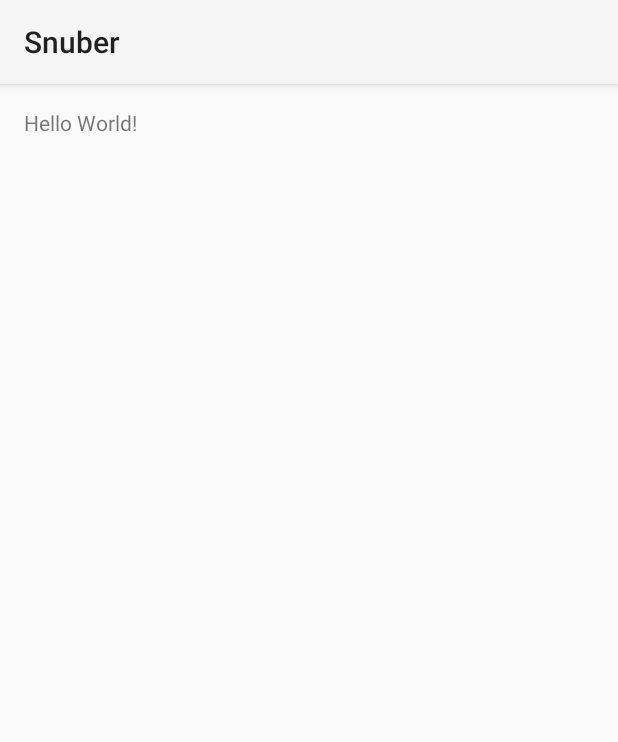
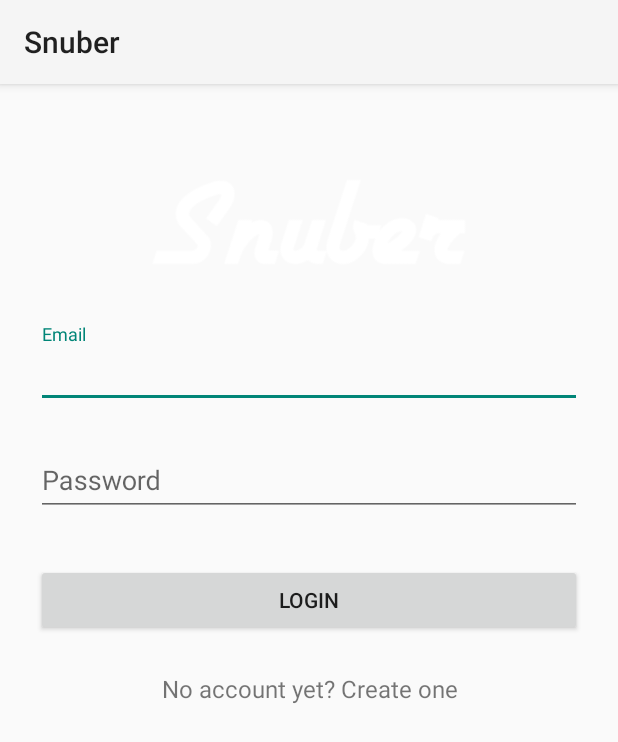
Before and after one commit to tillathahun/Snuber, an Android app: the screen it shows after launch (MainActivity before the commit, LoginActivity after it), after a tap on "SKIP", on a phone screen of 412 x 824 dp. Shown: the top 742 px of the screen. Run offline under Robolectric (Android 15) with nearby library versions, the phone set to English and light mode, and no system bars.

Commit message:
Changes to file structure, and added a new login screen

```diff
--- a/app/src/main/AndroidManifest.xml
+++ b/app/src/main/AndroidManifest.xml
@@ -9,7 +9,7 @@
         android:supportsRtl="true"
         android:theme="@style/AppTheme">
         <activity
-            android:name=".SplashActivity"
+            android:name=".activity.SplashActivity"
             android:theme="@style/SplashTheme">
             <intent-filter>
                 <action android:name="android.intent.action.MAIN" />
@@ -17,9 +17,9 @@
                 <category android:name="android.intent.category.LAUNCHER" />
             </intent-filter>
         </activity>
-        <activity android:name=".MainActivity" />
+        <activity android:name=".activity.LoginActivity" />
         <activity
-            android:name=".PagerActivity"
+            android:name=".activity.PagerActivity"
             android:label="@string/title_activity_pager"
             android:theme="@style/AppTheme.NoActionBar"></activity>
     </application>
--- a/app/src/main/java/com/mylesspencertyler/snuber/MainActivity.java
+++ /dev/null
@@ -1,45 +0,0 @@
-package com.mylesspencertyler.snuber;
-
-import android.content.Intent;
-import android.support.v7.app.AppCompatActivity;
-import android.os.Bundle;
-import android.support.v7.widget.RecyclerView;
-import android.support.v7.widget.Toolbar;
-
-import com.mylesspencertyler.snuber.utils.Utils;
-
-public class MainActivity extends AppCompatActivity {
-
-    private static final String TAG = MainActivity.class.getSimpleName();
-
-    Toolbar toolbar;
-    Intent intent;
-
-    String[] colors = {"#96CC7A", "#EA705D", "#66BBCC"};
-
-    public static final String PREF_USER_FIRST_TIME = "user_first_time";
-    boolean isUserFirstTime;
-
-    @Override
-    protected void onStart() {
-        super.onStart();
-
-
-    }
-
-    @Override
-    protected void onCreate(Bundle savedInstanceState) {
-        super.onCreate(savedInstanceState);
-
-        isUserFirstTime = Boolean.valueOf(Utils.readSharedSetting(MainActivity.this, PREF_USER_FIRST_TIME, "true"));
-
-        Intent introIntent = new Intent(MainActivity.this, PagerActivity.class);
-        introIntent.putExtra(PREF_USER_FIRST_TIME, isUserFirstTime);
-
-        if (isUserFirstTime)
-            startActivity(introIntent);
-
-
-        setContentView(R.layout.activity_main);
-    }
-}
--- /dev/null
+++ b/app/src/main/java/com/mylesspencertyler/snuber/activity/LoginActivity.java
@@ -0,0 +1,53 @@
+package com.mylesspencertyler.snuber.activity;
+
+import android.content.Intent;
+import android.support.v7.app.AppCompatActivity;
+import android.os.Bundle;
+
+import com.mylesspencertyler.snuber.R;
+import com.mylesspencertyler.snuber.utils.Utils;
+
+public class LoginActivity extends AppCompatActivity {
+
+    public static final String PREF_USER_FIRST_TIME = "user_first_time";
+    boolean isUserFirstTime;
+
+
+    private static final String TAG = "LoginActivity";
+    private static final int REQUEST_SIGNUP = 0;
+
+    @Override
+    protected void onStart() {
+        super.onStart();
+
+
+    }
+
+    @Override
+    protected void onCreate(Bundle savedInstanceState) {
+        super.onCreate(savedInstanceState);
+
+        /*
+         * Determine if the app has been opened before. If it hasn't, open the PagerActivity
+         */
+        isUserFirstTime = Boolean.valueOf(Utils.readSharedSetting(LoginActivity.this, PREF_USER_FIRST_TIME, "true"));
+
+        if (isUserFirstTime) {
+            Intent introIntent = new Intent(LoginActivity.this, PagerActivity.class);
+            introIntent.putExtra(PREF_USER_FIRST_TIME, isUserFirstTime);
+            startActivity(introIntent);
+        }
+
+        setContentView(R.layout.activity_login);
+    }
+
+    @Override
+    public void onBackPressed() {
+        super.onBackPressed();
+
+        /*
+         * If back pressed, close the app, don't go back to the PagerActivity
+         */
+        finish();
+    }
+}
--- a/app/src/main/java/com/mylesspencertyler/snuber/PagerActivity.java
+++ b/app/src/main/java/com/mylesspencertyler/snuber/activity/PagerActivity.java
@@ -1,22 +1,18 @@
-package com.mylesspencertyler.snuber;
+package com.mylesspencertyler.snuber.activity;
 
 import android.animation.ArgbEvaluator;
 import android.content.res.Resources;
 import android.graphics.Color;
 import android.os.Build;
 import android.support.design.widget.CoordinatorLayout;
-import android.support.design.widget.FloatingActionButton;
-import android.support.design.widget.Snackbar;
 import android.support.v4.content.ContextCompat;
 import android.support.v7.app.AppCompatActivity;
-import android.support.v7.widget.Toolbar;
 
 import android.support.v4.app.Fragment;
 import android.support.v4.app.FragmentManager;
 import android.support.v4.app.FragmentPagerAdapter;
 import android.support.v4.view.ViewPager;
 import android.os.Bundle;
-import android.util.Log;
 import android.view.LayoutInflater;
 import android.view.Menu;
 import android.view.MenuItem;
@@ -28,6 +24,7 @@ import android.widget.ImageButton;
 import android.widget.ImageView;
 import android.widget.TextView;
 
+import com.mylesspencertyler.snuber.R;
 import com.mylesspencertyler.snuber.utils.Utils;
 
 public class PagerActivity extends AppCompatActivity {
@@ -168,7 +165,7 @@ public class PagerActivity extends AppCompatActivity {
             public void onClick(View v) {
                 finish();
                 //  update 1st time pref
-                Utils.saveSharedSetting(PagerActivity.this, MainActivity.PREF_USER_FIRST_TIME, "false");
+                Utils.saveSharedSetting(PagerActivity.this, LoginActivity.PREF_USER_FIRST_TIME, "false");
 
             }
         });
--- a/app/src/main/java/com/mylesspencertyler/snuber/SplashActivity.java
+++ b/app/src/main/java/com/mylesspencertyler/snuber/activity/SplashActivity.java
@@ -1,4 +1,4 @@
-package com.mylesspencertyler.snuber;
+package com.mylesspencertyler.snuber.activity;
 
 import android.content.Intent;
 import android.support.v7.app.AppCompatActivity;
@@ -10,7 +10,7 @@ public class SplashActivity extends AppCompatActivity {
     protected void onCreate(Bundle savedInstanceState) {
         super.onCreate(savedInstanceState);
 
-        Intent intent = new Intent(this, MainActivity.class);
+        Intent intent = new Intent(this, LoginActivity.class);
         startActivity(intent);
         finish();
     }
--- /dev/null
+++ b/app/src/main/res/layout/activity_login.xml
@@ -0,0 +1,65 @@
+<?xml version="1.0" encoding="utf-8"?>
+    <ScrollView xmlns:android="http://schemas.android.com/apk/res/android"
+        android:layout_width="fill_parent"
+        android:layout_height="fill_parent"
+        android:fitsSystemWindows="true">
+
+        <LinearLayout
+            android:orientation="vertical"
+            android:layout_width="match_parent"
+            android:layout_height="wrap_content"
+            android:paddingTop="56dp"
+            android:paddingLeft="24dp"
+            android:paddingRight="24dp">
+
+            <ImageView android:src="@drawable/transparent_text_effect"
+                android:layout_width="wrap_content"
+                android:layout_height="72dp"
+                android:layout_marginBottom="24dp"
+                android:layout_gravity="center_horizontal" />
+
+            <!-- Email Label -->
+            <android.support.design.widget.TextInputLayout
+                android:layout_width="match_parent"
+                android:layout_height="wrap_content"
+                android:layout_marginTop="8dp"
+                android:layout_marginBottom="8dp">
+                <EditText android:id="@+id/input_email"
+                    android:layout_width="match_parent"
+                    android:layout_height="wrap_content"
+                    android:inputType="textEmailAddress"
+                    android:hint="Email" />
+            </android.support.design.widget.TextInputLayout>
+
+            <!-- Password Label -->
+            <android.support.design.widget.TextInputLayout
+                android:layout_width="match_parent"
+                android:layout_height="wrap_content"
+                android:layout_marginTop="8dp"
+                android:layout_marginBottom="8dp">
+                <EditText android:id="@+id/input_password"
+                    android:layout_width="match_parent"
+                    android:layout_height="wrap_content"
+                    android:inputType="textPassword"
+                    android:hint="Password"/>
+            </android.support.design.widget.TextInputLayout>
+
+            <android.support.v7.widget.AppCompatButton
+                android:id="@+id/btn_login"
+                android:layout_width="fill_parent"
+                android:layout_height="wrap_content"
+                android:layout_marginTop="24dp"
+                android:layout_marginBottom="24dp"
+                android:padding="12dp"
+                android:text="Login"/>
+
+            <TextView android:id="@+id/link_signup"
+                android:layout_width="fill_parent"
+                android:layout_height="wrap_content"
+                android:layout_marginBottom="24dp"
+                android:text="No account yet? Create one"
+                android:gravity="center"
+                android:textSize="16dip"/>
+
+        </LinearLayout>
+    </ScrollView>
--- a/app/src/main/res/layout/activity_main.xml
+++ /dev/null
@@ -1,17 +0,0 @@
-<?xml version="1.0" encoding="utf-8"?>
-<RelativeLayout xmlns:android="http://schemas.android.com/apk/res/android"
-    xmlns:tools="http://schemas.android.com/tools"
-    android:id="@+id/activity_main"
-    android:layout_width="match_parent"
-    android:layout_height="match_parent"
-    android:paddingBottom="@dimen/activity_vertical_margin"
-    android:paddingLeft="@dimen/activity_horizontal_margin"
-    android:paddingRight="@dimen/activity_horizontal_margin"
-    android:paddingTop="@dimen/activity_vertical_margin"
-    tools:context="com.mylesspencertyler.snuber.SplashActivity">
-
-    <TextView
-        android:layout_width="wrap_content"
-        android:layout_height="wrap_content"
-        android:text="Hello World!" />
-</RelativeLayout>
--- a/app/src/main/res/layout/activity_pager.xml
+++ b/app/src/main/res/layout/activity_pager.xml
@@ -6,7 +6,7 @@
     android:layout_width="match_parent"
     android:layout_height="match_parent"
     android:fitsSystemWindows="true"
-    tools:context="com.mylesspencertyler.snuber.PagerActivity">
+    tools:context="com.mylesspencertyler.snuber.activity.PagerActivity">
 
         <android.support.v4.view.ViewPager
             android:id="@+id/container"
--- a/app/src/main/res/layout/fragment_pager.xml
+++ b/app/src/main/res/layout/fragment_pager.xml
@@ -3,7 +3,7 @@
     android:layout_width="match_parent"
     android:layout_height="match_parent"
     android:padding="@dimen/activity_horizontal_margin"
-    tools:context="com.mylesspencertyler.snuber.PagerActivity$PlaceholderFragment">
+    tools:context="com.mylesspencertyler.snuber.activity.PagerActivity$PlaceholderFragment">
 
     <FrameLayout
         android:layout_width="match_parent"
--- a/app/src/main/res/menu/menu_pager.xml
+++ b/app/src/main/res/menu/menu_pager.xml
@@ -1,7 +1,7 @@
 <menu xmlns:android="http://schemas.android.com/apk/res/android"
     xmlns:app="http://schemas.android.com/apk/res-auto"
     xmlns:tools="http://schemas.android.com/tools"
-    tools:context="com.mylesspencertyler.snuber.PagerActivity">
+    tools:context="com.mylesspencertyler.snuber.activity.PagerActivity">
     <item
         android:id="@+id/action_settings"
         android:orderInCategory="100"
```
Also changed, not shown: app/src/main/res/drawable/transparent_text_effect.png (added).
